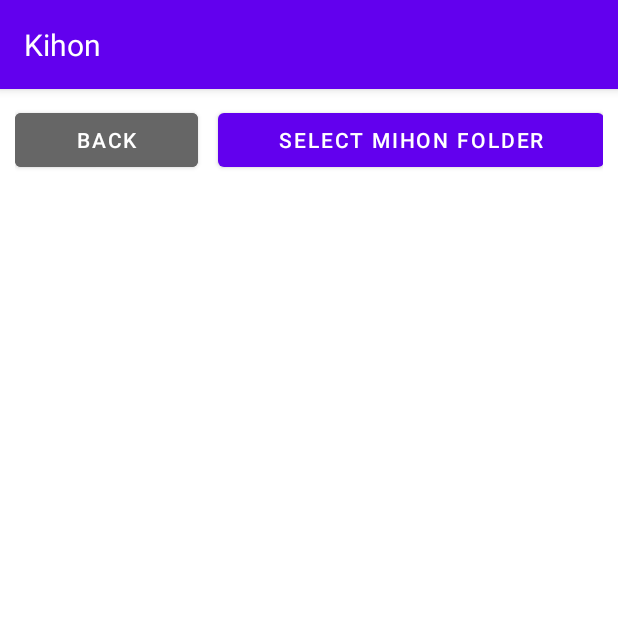
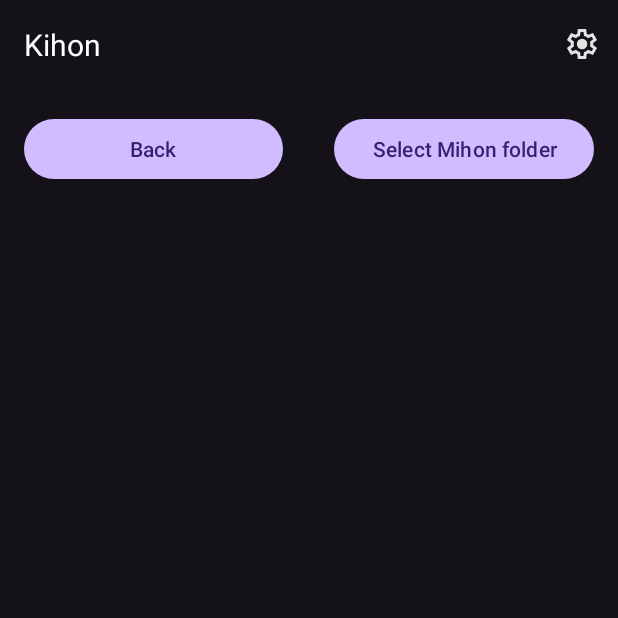
Before and after one commit to tbvns/Kihon, an Android app: the screen it shows after launch (MainActivity), on a phone screen of 412 x 824 dp, the top half of it. Run offline under Robolectric (Android 15) with nearby library versions, the phone set to English and light mode, and no system bars; pictures from the network do not load; 4 statements that could not run were skipped.

Commit message:
Added setting to allow auto re-encoding selections and fixe #3 by addind manual selection mode

```diff
--- a/app/build.gradle
+++ b/app/build.gradle
@@ -38,6 +38,7 @@ dependencies {
     implementation 'com.tom-roush:pdfbox-android:2.0.27.0'
     implementation "org.projectlombok:lombok:1.18.36"
     annotationProcessor "org.projectlombok:lombok:1.18.36"
+    implementation 'com.github.tbvns:EZConf4j:-SNAPSHOT'
     testImplementation libs.junit
     androidTestImplementation libs.ext.junit
     androidTestImplementation libs.espresso.core
--- a/app/src/main/AndroidManifest.xml
+++ b/app/src/main/AndroidManifest.xml
@@ -17,7 +17,11 @@
             android:theme="@style/Theme.Material3.Dark"
             tools:targetApi="34">
         <activity
-                android:name=".fragments.MainActivity"
+                android:name=".SettingsActivity"
+                android:exported="false"
+                android:theme="@style/Theme.KeeHon.NoActionbar"/>
+        <activity
+                android:name=".MainActivity"
                 android:exported="true"
                 android:theme="@style/Theme.KeeHon.NoActionbar">
             <intent-filter>
--- a/app/src/main/java/xyz/tbvns/kihon/Constant.java
+++ b/app/src/main/java/xyz/tbvns/kihon/Constant.java
@@ -1,6 +1,7 @@
 package xyz.tbvns.kihon;
 
 import androidx.documentfile.provider.DocumentFile;
+import xyz.tbvns.kihon.Config.MainConfig;
 
 public class Constant {
     public static DocumentFile ExtractedFile;
--- a/app/src/main/java/xyz/tbvns/kihon/Formats/EpubUtils.java
+++ b/app/src/main/java/xyz/tbvns/kihon/Formats/EpubUtils.java
@@ -69,7 +69,7 @@ public class EpubUtils {
             int max = pngFiles.size();
             for (int i = 0; i < pngFiles.size(); i++) {
                 DocumentFile pngFile = pngFiles.get(i);
-                LoadingFragment.progress += (float) (0.5 / max * 100) * Constant.secondaryActionImpact;
+                LoadingFragment.progress += (float) ((1 / max * 100) / 2) * Constant.secondaryActionImpact;
                 LoadingFragment.message = "Adding image: " + pngFile.getName();
                 indexXhtml.append("<img src=\"images/image").append(i)
                         .append(".png\" alt=\"").append(pngFile.getName())
@@ -112,7 +112,7 @@ public class EpubUtils {
             for (int i = 0; i < pngFiles.size(); i++) {
                 DocumentFile pngFile = pngFiles.get(i);
                 LoadingFragment.message = "Writing image: " + pngFile.getName();
-                LoadingFragment.progress += (float) (0.5 / max * 100) * Constant.secondaryActionImpact;
+                LoadingFragment.progress += (float) ((0.5 / max * 100) / 2) * Constant.secondaryActionImpact;
                 InputStream imageStream = context.getContentResolver().openInputStream(pngFile.getUri());
                 if (imageStream == null) continue;
 
--- a/app/src/main/java/xyz/tbvns/kihon/fragments/MainActivity.java
+++ b/app/src/main/java/xyz/tbvns/kihon/MainActivity.java
@@ -1,4 +1,4 @@
-package xyz.tbvns.kihon.fragments;
+package xyz.tbvns.kihon;
 
 import android.content.Intent;
 import android.net.Uri;
@@ -6,14 +6,18 @@ import android.os.Bundle;
 
 import android.util.Log;
 import android.widget.Button;
+import android.widget.ImageButton;
 import androidx.activity.EdgeToEdge;
 import androidx.appcompat.app.AppCompatActivity;
 import androidx.core.graphics.Insets;
 import androidx.core.view.ViewCompat;
 import androidx.core.view.WindowInsetsCompat;
 import androidx.documentfile.provider.DocumentFile;
-import xyz.tbvns.kihon.Constant;
-import xyz.tbvns.kihon.R;
+import com.google.android.material.appbar.MaterialToolbar;
+import lombok.SneakyThrows;
+import xyz.tbvns.EZConfig;
+import xyz.tbvns.kihon.Config.MainConfig;
+import xyz.tbvns.kihon.fragments.FileFragment;
 
 import java.util.Arrays;
 import java.util.List;
@@ -21,16 +25,28 @@ import java.util.List;
 public class MainActivity extends AppCompatActivity {
     private static final int REQUEST_CODE_FOLDER = 123; // Define your request code
 
+    @SneakyThrows //Yea I know this shit is bad but idc it looks better !
     @Override
     protected void onCreate(Bundle savedInstanceState) {
         super.onCreate(savedInstanceState);
-        EdgeToEdge.enable(this);
         setContentView(R.layout.activity_main);
         ViewCompat.setOnApplyWindowInsetsListener(findViewById(R.id.main), (v, insets) -> {
             Insets systemBars = insets.getInsets(WindowInsetsCompat.Type.systemBars());
             v.setPadding(systemBars.left, systemBars.top, systemBars.right, systemBars.bottom);
             return insets;
         });
+
+        EZConfig.setConfigFolder(getFilesDir().getPath());
+        EZConfig.getRegisteredClasses().add(MainConfig.class);
+        EZConfig.load();
+        EZConfig.save();
+
+        ImageButton topAppBar = findViewById(R.id.settingIcon);
+        topAppBar.setOnClickListener(view -> {
+            Intent intent = new Intent(this, SettingsActivity.class);
+            startActivity(intent);
+        });
+
     }
 
     @Override
@@ -66,14 +82,10 @@ public class MainActivity extends AppCompatActivity {
     protected void onActivityResult(int requestCode, int resultCode, Intent data) {
         if (requestCode == REQUEST_CODE_FOLDER && resultCode == RESULT_OK && data != null) {
             Uri treeUri = data.getData();
-            // Calculate the permission flags from the returned Intent
             final int takeFlags = data.getFlags() & (Intent.FLAG_GRANT_READ_URI_PERMISSION | Intent.FLAG_GRANT_WRITE_URI_PERMISSION);
             try {
                 getContentResolver().takePersistableUriPermission(treeUri, takeFlags);
-                // You can now use treeUri to access files within the selected folder.
                 Log.d("MainActivity", "Persisted URI permission for: " + treeUri.toString());
-
-                // List files using DocumentFile API
                 listFilesInFolder(treeUri);
             } catch (SecurityException e) {
                 Log.e("MainActivity", "Failed to persist URI permission: " + e.getMessage());
@@ -101,7 +113,6 @@ public class MainActivity extends AppCompatActivity {
         }
         List<DocumentFile> files = Arrays.asList(pickedDir.listFiles());
 
-        // Replace activity content with BlankFragment
         getSupportFragmentManager().beginTransaction()
                 .replace(R.id.main, new FileFragment(files))
                 .commit();
--- /dev/null
+++ b/app/src/main/res/drawable/settings_icon.xml
@@ -0,0 +1,9 @@
+<vector xmlns:android="http://schemas.android.com/apk/res/android"
+    android:width="24dp"
+    android:height="24dp"
+    android:viewportWidth="960"
+    android:viewportHeight="960">
+  <path
+      android:pathData="m370,880 l-16,-128q-13,-5 -24.5,-12T307,725l-119,50L78,585l103,-78q-1,-7 -1,-13.5v-27q0,-6.5 1,-13.5L78,375l110,-190 119,50q11,-8 23,-15t24,-12l16,-128h220l16,128q13,5 24.5,12t22.5,15l119,-50 110,190 -103,78q1,7 1,13.5v27q0,6.5 -2,13.5l103,78 -110,190 -118,-50q-11,8 -23,15t-24,12L590,880L370,880ZM440,800h79l14,-106q31,-8 57.5,-23.5T639,633l99,41 39,-68 -86,-65q5,-14 7,-29.5t2,-31.5q0,-16 -2,-31.5t-7,-29.5l86,-65 -39,-68 -99,42q-22,-23 -48.5,-38.5T533,266l-13,-106h-79l-14,106q-31,8 -57.5,23.5T321,327l-99,-41 -39,68 86,64q-5,15 -7,30t-2,32q0,16 2,31t7,30l-86,65 39,68 99,-42q22,23 48.5,38.5T427,694l13,106ZM482,620q58,0 99,-41t41,-99q0,-58 -41,-99t-99,-41q-59,0 -99.5,41T342,480q0,58 40.5,99t99.5,41ZM480,480Z"
+      android:fillColor="#e3e3e3"/>
+</vector>
--- a/app/src/main/res/layout/activity_main.xml
+++ b/app/src/main/res/layout/activity_main.xml
@@ -1,53 +1,93 @@
 <?xml version="1.0" encoding="utf-8"?>
-<androidx.coordinatorlayout.widget.CoordinatorLayout
+<androidx.constraintlayout.widget.ConstraintLayout
         xmlns:android="http://schemas.android.com/apk/res/android"
+        xmlns:app="http://schemas.android.com/apk/res-auto"
         xmlns:tools="http://schemas.android.com/tools"
-        xmlns:app="http://schemas.android.com/apk/res-auto"
-
         android:layout_width="match_parent"
         android:layout_height="match_parent">
+
+    <androidx.coordinatorlayout.widget.CoordinatorLayout
+            android:id="@+id/coordinatorLayout"
+            android:layout_width="match_parent"
+            android:layout_height="match_parent">
+
         <com.google.android.material.appbar.AppBarLayout
                 android:id="@+id/appbar"
+                android:layout_width="match_parent"
                 android:layout_height="wrap_content"
-            android:layout_width="match_parent"
                 android:theme="@style/Theme.KeeHon.AppBarOverlay">
-        <TextView
-                android:text="Kihon"
-                android:layout_width="match_parent"
-                android:layout_height="wrap_content" android:id="@+id/textView3" android:textSize="20dp"
-                android:padding="16dp" android:textColor="#FFFFFF"/>
-    </com.google.android.material.appbar.AppBarLayout>
+
             <LinearLayout
                     android:layout_width="match_parent"
                     android:layout_height="match_parent"
+                    android:gravity="center"
+                    android:orientation="horizontal">
 
-            app:layout_behavior="com.google.android.material.appbar.AppBarLayout$ScrollingViewBehavior"
-            android:orientation="vertical" android:padding="10dp">
+                <TextView
+                        android:id="@+id/textView3"
+                        android:layout_width="match_parent"
+                        android:layout_height="wrap_content"
+                        android:layout_weight="1"
+                        android:padding="16dp"
+                        android:text="Kihon"
+                        android:textColor="#FFFFFF"
+                        android:textSize="20dp" />
+
+                <ImageButton
+                        android:id="@+id/settingIcon"
+                        android:layout_width="wrap_content"
+                        android:layout_height="wrap_content"
+                        android:backgroundTint="#00FFFFFF"
+                        android:scaleType="fitXY"
+                        app:srcCompat="@drawable/settings_icon" />
+
+            </LinearLayout>
+        </com.google.android.material.appbar.AppBarLayout>
+
+        <LinearLayout
+                android:layout_width="match_parent"
+                android:layout_height="match_parent"
+                android:orientation="vertical"
+                android:padding="16dp"
+                app:layout_behavior="com.google.android.material.appbar.AppBarLayout$ScrollingViewBehavior">
+
             <LinearLayout
                     android:layout_width="match_parent"
                     android:layout_height="wrap_content"
-                android:orientation="horizontal"
-                android:gravity="center_horizontal">
+                    android:gravity="center_vertical"
+                    android:orientation="horizontal">
 
                 <Button
+                        android:id="@+id/back"
+                        android:layout_width="0dp"
+                        android:layout_height="wrap_content"
+                        android:layout_weight="1"
                         android:text="Back"
+                        android:paddingVertical="10dp" />
+
+                <Space
+                        android:layout_width="0dp"
+                        android:layout_height="wrap_content"
+                        android:layout_weight="0.2" />
+
+                <Button
+                        android:id="@+id/selectMihonFolder"
+                        android:layout_width="0dp"
+                        android:layout_height="wrap_content"
+                        android:layout_weight="1"
+                        android:text="Select Mihon folder"
+                        android:paddingVertical="10dp" />
+
+            </LinearLayout>
+
+            <FrameLayout
+                    android:id="@+id/main"
                     android:layout_width="match_parent"
-                    android:layout_height="match_parent" android:id="@+id/back" android:layout_weight="1"
-                    android:backgroundTint="#666666"/>
-            <Space
-                    android:layout_width="match_parent"
-                    android:layout_height="wrap_content" android:layout_weight="1.4"/>
-            <Button
-                    android:text="Select Mihon folder"
-                    android:layout_width="match_parent"
-                    android:layout_height="wrap_content" android:id="@+id/selectMihonFolder"
-                    android:layout_weight="0.5"/>
-        </LinearLayout>
-        <FrameLayout
-                android:layout_width="match_parent"
-                android:layout_height="match_parent" android:id="@+id/main">
+                    android:layout_height="match_parent"
+                    android:paddingTop="16dp"/>
 
-        </FrameLayout>
         </LinearLayout>
 
     </androidx.coordinatorlayout.widget.CoordinatorLayout>
+
+</androidx.constraintlayout.widget.ConstraintLayout>
--- a/app/src/main/res/values/themes.xml
+++ b/app/src/main/res/values/themes.xml
@@ -13,7 +13,7 @@
         <item name="android:statusBarColor">?attr/colorPrimaryVariant</item>
         <!-- Customize your theme here. -->
     </style>
-    <style name="Theme.KeeHon.NoActionbar">
+    <style name="Theme.KeeHon.NoActionbar" parent="Theme.Material3.Dark">
         <item name="windowActionBar">false</item>
         <item name="windowNoTitle">true</item>
         <item name="android:windowLayoutInDisplayCutoutMode">never</item>
--- a/settings.gradle
+++ b/settings.gradle
@@ -16,6 +16,7 @@ dependencyResolutionManagement {
     repositories {
         google()
         mavenCentral()
+        maven { url 'https://jitpack.io' }
     }
 }
 
```
Also changed, not shown: app/src/main/java/xyz/tbvns/kihon/Config/MainConfig.java (added, +8 -0 lines), app/src/main/java/xyz/tbvns/kihon/SettingsActivity.java (added, +53 -0 lines), app/src/main/java/xyz/tbvns/kihon/fragments/ExportOptions.java (+10 -3 lines), app/src/main/java/xyz/tbvns/kihon/fragments/FileFragment.java (+35 -5 lines), app/src/main/res/drawable/arrow_back_icon.xml (added, +9 -0 lines), app/src/main/res/layout/activity_settings.xml (added, +68 -0 lines). Lines whose indentation alone changed are shown as unchanged.
